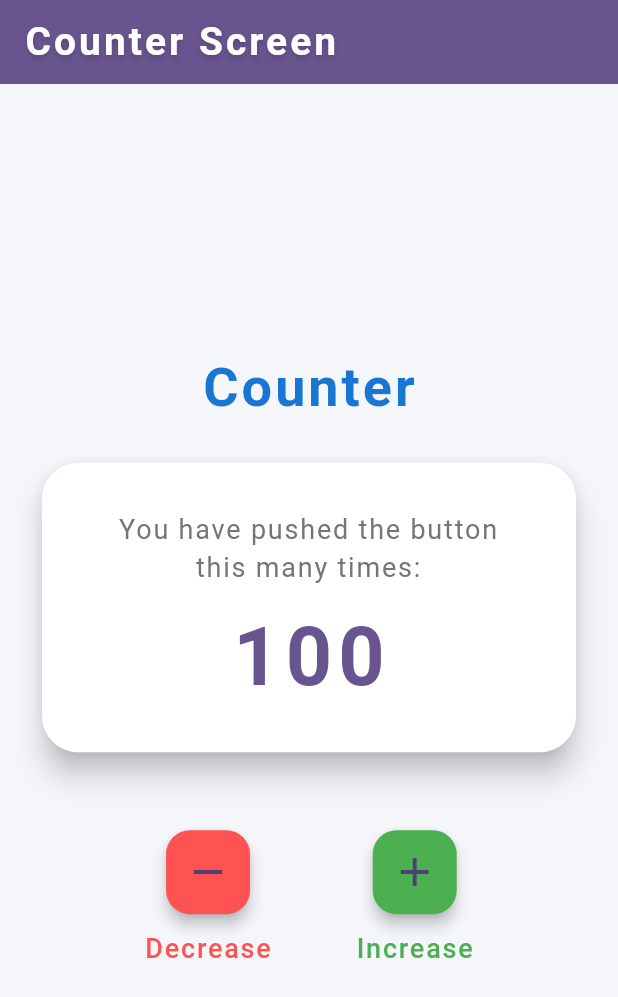
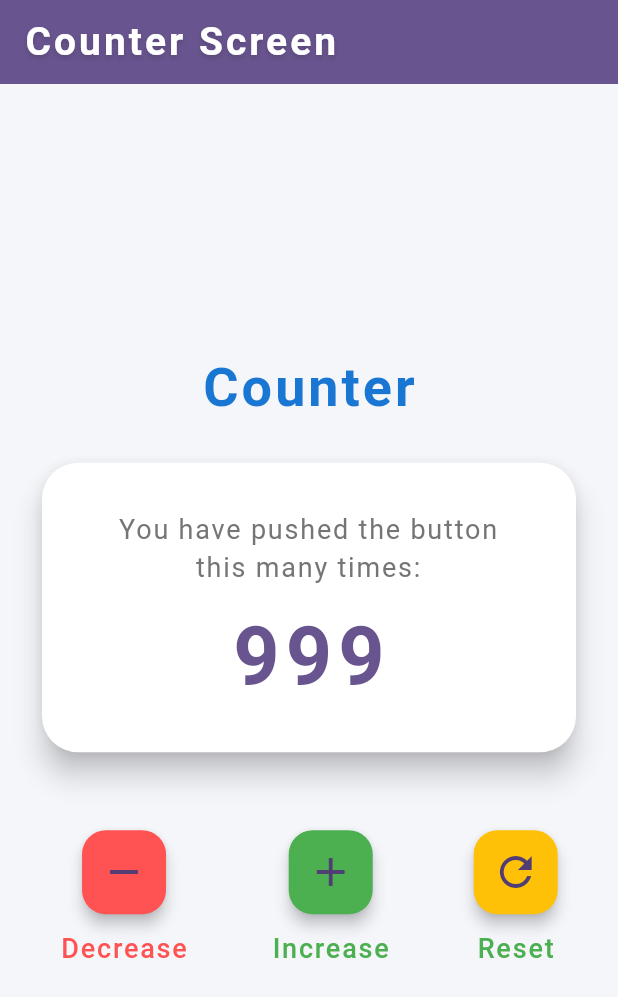
Before and after one commit to backas36/riverpod_learning, a Flutter app: the screen it shows after launch, after a tap on the "remove" icon, after a tap on the "add" icon, on a phone screen of 412 x 824 dp. Shown: the top 997 px of the screen. Run offline on Flutter 3.47's test engine with Material 3 defaults, Android fonts, the phone set to English and light mode, and no system bars; our stand-ins replace flutter_riverpod.

Commit message:
upgrage state provider to notifier provider

```diff
--- /dev/null
+++ b/lib/providers/couter_notifier_provider.dart
@@ -0,0 +1,25 @@
+import 'package:flutter_riverpod/flutter_riverpod.dart';
+
+final counterNotifierProvider = NotifierProvider<CounterNotifier, int>(
+  CounterNotifier.new,
+);
+
+class CounterNotifier extends Notifier<int> {
+  static const initialValue = 999;
+  @override
+  int build() {
+    return initialValue;
+  }
+
+  void increment() {
+    state++;
+  }
+
+  void reset() {
+    state = initialValue;
+  }
+
+  void decrement() {
+    state--;
+  }
+}
--- a/lib/screen/counter_screen.dart
+++ b/lib/screen/counter_screen.dart
@@ -1,6 +1,7 @@
 import 'package:flutter/material.dart';
 import 'package:flutter_riverpod/flutter_riverpod.dart';
-import 'package:riverpod_learning/providers/counter_state_provider.dart';
+
+import '../providers/couter_notifier_provider.dart';
 
 //> https://riverpod.dev/docs/providers/state_provider
 class CounterScreen extends ConsumerStatefulWidget {
@@ -23,7 +24,8 @@ class _CounterScreenState extends ConsumerState<CounterScreen> {
 
   @override
   Widget build(BuildContext context) {
-    final counter = ref.watch(counterStateProvider);
+    //final counter = ref.watch(counterStateProvider);
+    final counter = ref.watch(counterNotifierProvider);
     final theme = Theme.of(context);
     return Scaffold(
       backgroundColor: const Color(0xFFF5F6FA), // 柔和背景色
@@ -111,7 +113,10 @@ class _CounterScreenState extends ConsumerState<CounterScreen> {
                       FloatingActionButton(
                         heroTag: 'decrement',
                         onPressed: () {
-                          ref.read(counterStateProvider.notifier).state--;
+                          //ref.read(counterStateProvider.notifier).state--;
+                          ref
+                              .read(counterNotifierProvider.notifier)
+                              .decrement();
                         },
                         backgroundColor: Colors.redAccent,
                         elevation: 4,
@@ -135,7 +140,10 @@ class _CounterScreenState extends ConsumerState<CounterScreen> {
                       FloatingActionButton(
                         heroTag: 'increment',
                         onPressed: () {
-                          ref.read(counterStateProvider.notifier).state++;
+                          //ref.read(counterStateProvider.notifier).state++;
+                          ref
+                              .read(counterNotifierProvider.notifier)
+                              .increment();
                         },
                         backgroundColor: Colors.green,
                         elevation: 4,
@@ -144,6 +152,30 @@ class _CounterScreenState extends ConsumerState<CounterScreen> {
                       const SizedBox(height: 10),
                       Text(
                         'Increase',
+                        style: TextStyle(
+                          fontSize: 18,
+                          fontWeight: FontWeight.w500, // 較細
+                          color: Colors.green,
+                          letterSpacing: 1.2,
+                        ),
+                      ),
+                    ],
+                  ),
+                  const SizedBox(width: 56),
+                  Column(
+                    children: [
+                      FloatingActionButton(
+                        heroTag: 'reset',
+                        onPressed: () {
+                          ref.read(counterNotifierProvider.notifier).reset();
+                        },
+                        backgroundColor: Colors.amber,
+                        elevation: 4,
+                        child: const Icon(Icons.refresh, size: 32),
+                      ),
+                      const SizedBox(height: 10),
+                      Text(
+                        'Reset',
                         style: TextStyle(
                           fontSize: 18,
                           fontWeight: FontWeight.w500, // 較細
```
